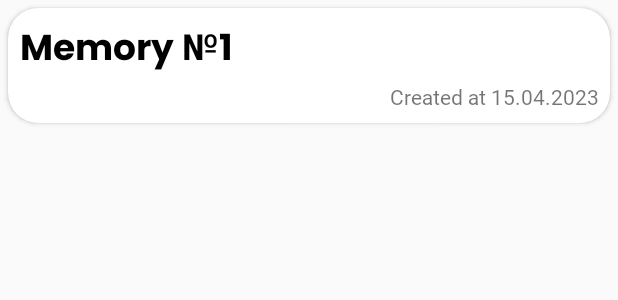
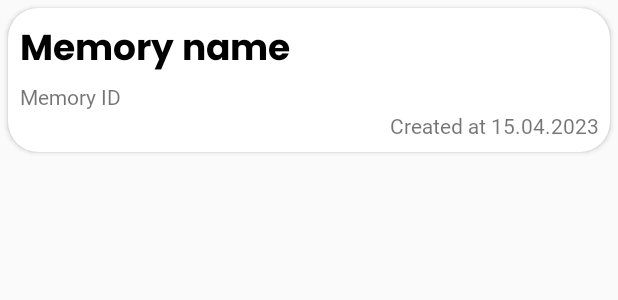
Before and after one commit to 4wl2d/MaoMe-mobile, an Android app: the layout card_note_item.xml on its own in the app's theme, with its tools: preview values and no code run, on a phone screen of 412 x 824 dp. Shown: the top 300 px of the screen. Run offline under Robolectric (Android 15) with nearby library versions, the phone set to English and light mode, and no system bars; network calls fail.

Commit message:
v0.3.6.3 VERSION FOR HACKATHON

```diff
--- a/app/src/main/java/com/sQUAD/maome/adapter/NotesRCAdapter.kt
+++ b/app/src/main/java/com/sQUAD/maome/adapter/NotesRCAdapter.kt
@@ -17,7 +17,8 @@ class NotesRCAdapter : ListAdapter<Note, NotesRCAdapter.Holder>(Comparator()) {
 
         fun bind(note: Note) = with(binding) {
             NoteCardCreatedAt.text = note.createdAt
-            NoteCardMemoryNumber.text = note.id.toString()
+            NoteCardMemoryNumber.text = "It is a ${note.id} in our database!"
+            NoteCardMemoryName.text = note.title
         }
     }
 
--- a/app/src/main/java/com/sQUAD/maome/ui/fragment/main/AddMemoryFragment.kt
+++ b/app/src/main/java/com/sQUAD/maome/ui/fragment/main/AddMemoryFragment.kt
@@ -18,6 +18,8 @@ import androidx.fragment.app.activityViewModels
 import androidx.navigation.fragment.findNavController
 import com.github.dhaval2404.imagepicker.ImagePicker
 import com.google.android.gms.location.LocationServices
+import com.google.android.gms.maps.GoogleMap
+import com.google.android.gms.maps.SupportMapFragment
 import com.google.android.gms.maps.model.LatLng
 import com.google.firebase.storage.FirebaseStorage
 import com.sQUAD.maome.R
@@ -170,6 +172,7 @@ class AddMemoryFragment : Fragment() {
                         }
                     }
                     requireActivity().runOnUiThread {
+
                         findNavController().navigate(R.id.action_AddMemoryFragment_to_mainFragment)
                         Toast.makeText(
                             context,
--- a/app/src/main/res/layout/card_note_item.xml
+++ b/app/src/main/res/layout/card_note_item.xml
@@ -22,13 +22,22 @@
         android:orientation="vertical">
 
         <TextView
+            android:id="@+id/NoteCardMemoryName"
+            android:layout_width="match_parent"
+            android:layout_height="wrap_content"
+            android:fontFamily="@font/poppins_bold"
+            android:textColor="@color/black"
+            android:text="Memory name"
+            android:textSize="24sp" />
+
+        <TextView
             android:id="@+id/NoteCardMemoryNumber"
             android:layout_width="match_parent"
             android:layout_height="wrap_content"
-            android:text="Memory №1"
-            android:fontFamily="@font/poppins_bold"
-            android:textColor="@color/black"
-            android:textSize="24sp" />
+            android:layout_weight="1"
+            android:fontFamily="@font/inter"
+            android:text="Memory ID">
+        </TextView>
 
         <TextView
             android:id="@+id/NoteCardCreatedAt"
```
